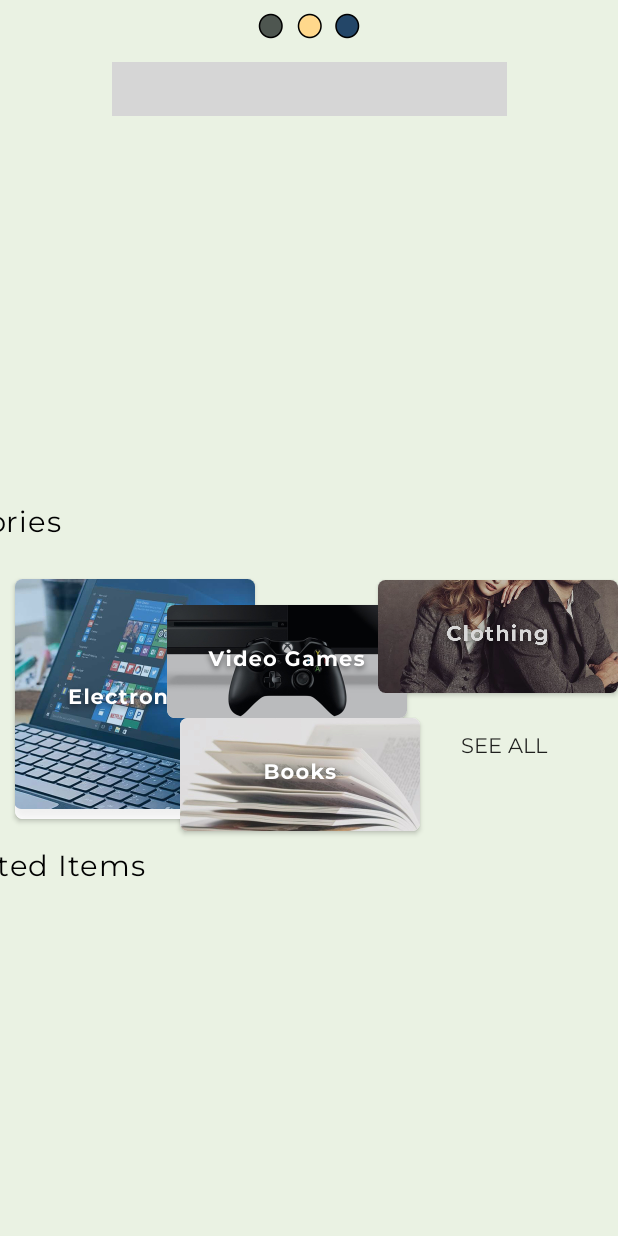
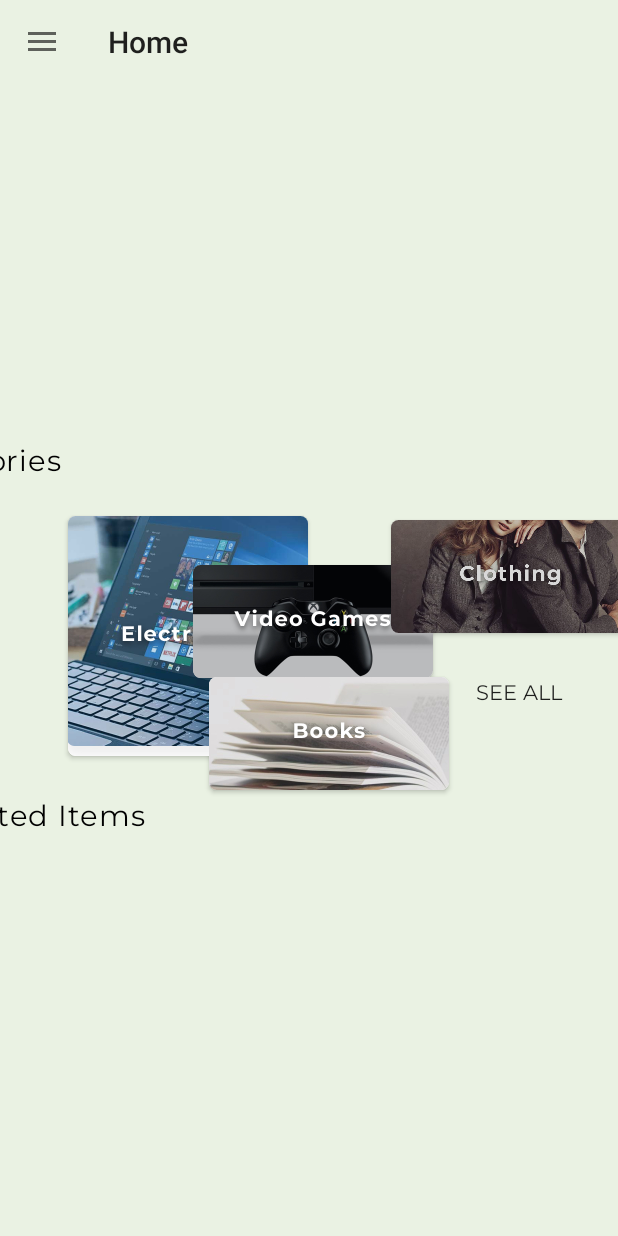
Before and after one commit to qnunnally1/ShappApp, an Android app: the screen it shows after launch (Homepage), after a tap on "Skip Sign In", on a phone screen of 412 x 824 dp. Run offline under Robolectric (Android 15) with nearby library versions, the phone set to English and light mode, and no system bars; our stand-ins replace Firebase (no records; nobody signed in at launch, a user with empty details on screens opened directly), Picasso; libraries missing offline, so code that uses them is left out: com.mancj.materialsearchbar; Roboto replaces fonts that are not available here; 1 statement that could not run was skipped; grey boxes are pictures that could not be loaded.

Commit message:
Update for Build 4. Add to cart function, remove items from cart, search items, and place order.

```diff
--- a/app/build.gradle
+++ b/app/build.gradle
@@ -27,6 +27,7 @@ dependencies {
     compile 'com.google.firebase:firebase-database:12.0.0'
     compile 'com.squareup.retrofit2:retrofit:2.4.0'
     compile 'com.squareup.retrofit2:converter-gson:2.4.0'
+    compile 'com.github.mancj:MaterialSearchBar:0.7.6'
     compile 'com.readystatesoftware.sqliteasset:sqliteassethelper:+'
     compile 'com.cepheuen.elegant-number-button:lib:1.0.2'
     testImplementation 'junit:junit:4.12'
@@ -37,6 +38,7 @@ dependencies {
     //compile 'com.craftman.cardform:cardform:0.0.2'
     //compile 'com.stripe:stripe-android:6.1.1'
     compile 'com.braintreepayments:card-form:3.2.1-SNAPSHOT'
+    compile 'net.cachapa.expandablelayout:expandablelayout:2.9.2'
     compile 'com.github.dbachelder:CreditCardEntry:1.4.7'
     implementation("com.mikepenz:materialdrawer:6.0.6@aar") {
         transitive = true
@@ -76,4 +78,7 @@ repositories {
 
 
 
+
+
+
 apply plugin: 'com.google.gms.google-services'
--- a/app/src/main/AndroidManifest.xml
+++ b/app/src/main/AndroidManifest.xml
@@ -96,6 +96,12 @@
         </activity>
         <activity android:name=".SearchedList">
         </activity>
+        <activity android:name=".OrderHistory">
+        </activity>
+        <activity android:name=".HelpPage">
+        </activity>
+        <activity android:name=".UserAccount">
+        </activity>
     </application>
 
 </manifest>
--- a/app/src/main/java/com/qnally/shappapp/Adapter/ListRecyclerAdapter.java
+++ b/app/src/main/java/com/qnally/shappapp/Adapter/ListRecyclerAdapter.java
@@ -75,7 +75,6 @@ public class ListRecyclerAdapter extends RecyclerView.Adapter<ListRecyclerAdapte
         ImageView image;
         TextView title, price;
         CardView mCardView;
-        Button add;
 
         public ListViewHolder(View itemView) {
             super(itemView);
@@ -83,7 +82,6 @@ public class ListRecyclerAdapter extends RecyclerView.Adapter<ListRecyclerAdapte
             image = (ImageView) itemView.findViewById(R.id.item_img);
             title = (TextView) itemView.findViewById(R.id.list_title);
             price = (TextView) itemView.findViewById(R.id.list_price);
-            //add = (Button) itemView.findViewById(R.id.list_add2c);
             mCardView = (CardView) itemView.findViewById(R.id.card);
         }
     }
--- a/app/src/main/java/com/qnally/shappapp/Homepage.java
+++ b/app/src/main/java/com/qnally/shappapp/Homepage.java
@@ -26,6 +26,7 @@ import com.google.firebase.database.DatabaseError;
 import com.google.firebase.database.DatabaseReference;
 import com.google.firebase.database.FirebaseDatabase;
 import com.google.firebase.database.ValueEventListener;
+import com.mancj.materialsearchbar.MaterialSearchBar;
 import com.qnally.shappapp.Adapter.MostPopularAdapter;
 import com.qnally.shappapp.Adapter.SuggestedAdapter;
 import com.qnally.shappapp.Common.Common;
@@ -54,6 +55,8 @@ public class Homepage extends AppCompatActivity implements NavigationView.OnNavi
     Button add2c, seemore;
     NavigationView navigationView;
 
+    Toolbar mToolbar;
+
     @Override
     protected void onCreate(Bundle savedInstanceState) {
         super.onCreate(savedInstanceState);
@@ -66,13 +69,15 @@ public class Homepage extends AppCompatActivity implements NavigationView.OnNavi
         category = database.getReference("Category");
 
         //set up toolbar
-        Toolbar toolbar = findViewById(R.id.toolbar);
-        setSupportActionBar(toolbar);
+        mToolbar = (android.support.v7.widget.Toolbar) findViewById(R.id.home_toolbar);
+        setSupportActionBar(mToolbar);
+        getSupportActionBar().setTitle("Home");
+        getSupportActionBar().setDisplayHomeAsUpEnabled(true);
 
         //Drawer layout
         DrawerLayout drawer = (DrawerLayout) findViewById(R.id.drawer_layout);
         ActionBarDrawerToggle toggle = new ActionBarDrawerToggle(
-                this, drawer, toolbar, R.string.navigation_drawer_open, R.string.navigation_drawer_close);
+                this, drawer, mToolbar, R.string.navigation_drawer_open, R.string.navigation_drawer_close);
         drawer.addDrawerListener(toggle);
         toggle.syncState();
 
@@ -100,12 +105,12 @@ public class Homepage extends AppCompatActivity implements NavigationView.OnNavi
             fullName.setText(userFullName);
         }
 
+
         //set up category buttons
         elec = (ImageButton) findViewById(R.id.elecbtn);
         clothing = (ImageButton) findViewById(R.id.clothbtn);
         books = (ImageButton) findViewById(R.id.bookbtn);
         videogames = (ImageButton) findViewById(R.id.vgbtn);
-        add2c = (Button) findViewById(R.id.button);
         seemore = (Button) findViewById(R.id.seemore);
 
         //electronics
@@ -156,14 +161,6 @@ public class Homepage extends AppCompatActivity implements NavigationView.OnNavi
                 startActivity(vgList);
             }
         });
-
-        add2c.setOnClickListener(new View.OnClickListener() {
-            @Override
-            public void onClick(View v) {
-                startActivity(new Intent(Homepage.this, cart_list.class));
-            }
-        });
-
 
         //set up first horizontal row
         firstRecyclerView = (RecyclerView) findViewById(R.id.firstscrollsnap);
@@ -217,21 +214,25 @@ public class Homepage extends AppCompatActivity implements NavigationView.OnNavi
         // Handle navigation view item clicks here.
         int id = item.getItemId();
         if (id == R.id.nav_home) {
-            Intent goToHomepage= new Intent("com.qnally.shappapp.Homepage");
+            Intent goToHomepage = new Intent(Homepage.this, Homepage.class);
             startActivity(goToHomepage);
 
         } else if (id == R.id.nav_acctinfo) {
-
+            Intent goToAcctSettings = new Intent(Homepage.this, UserAccount.class);
+            startActivity(goToAcctSettings);
         } else if (id == R.id.nav_categories) {
-            //Intent goToCategories= new Intent("com.qnally.shappapp.ItemList");
-            //startActivity(goToCategories);
+            Intent goToCategories = new Intent(Homepage.this, AllCategories.class);
+            startActivity(goToCategories);
 
         } else if (id == R.id.nav_help) {
+            Intent goToHelpPage = new Intent(Homepage.this, HelpPage.class);
+            startActivity(goToHelpPage);
 
         } else if (id == R.id.nav_logout) {
             Common.current=null;
-            Intent goToHomepage= new Intent("com.qnally.shappapp.Homepage");
-            startActivity(goToHomepage);
+            Intent logout = new Intent(Homepage.this, Homepage.class);
+            logout.addFlags(Intent.FLAG_ACTIVITY_NEW_TASK | Intent.FLAG_ACTIVITY_CLEAR_TASK);
+            startActivity(logout);
             Toast.makeText(Homepage.this,"You have been logged out",Toast.LENGTH_LONG).show();
 
         } else if (id == R.id.nav_login) {
@@ -248,22 +249,34 @@ public class Homepage extends AppCompatActivity implements NavigationView.OnNavi
         return true;
     }
 
-    /*@Override
-    public boolean onPrepareOptionsMenu(Menu menu) {
-        // Get the notifications MenuItem and
-        // its LayerDrawable (layer-list)
-        MenuItem item = menu.findItem(R.id.button);
-        CartNotification.setAddToCart(Homepage.this, item,notificationCountCart);
-        // force the ActionBar to relayout its MenuItems.
-        // onCreateOptionsMenu(Menu) will be called again.
-        invalidateOptionsMenu();
-        return super.onPrepareOptionsMenu(menu);
-    }*/
+    @Override
+    public boolean onCreateOptionsMenu(Menu menu) {
+        getMenuInflater().inflate(R.menu.home_menu, menu);
+        return true;
+    }
 
-    /*
-    Navigation drawer will be closed on pressing back button while it
-    is open, else we delegate to its super class.
-    */
+    @Override
+    public boolean onOptionsItemSelected(MenuItem item) {
+
+        int id = item.getItemId();
+
+        if (id == R.id.action_cart) {
+            startActivity(new Intent(Homepage.this, cart_list.class));
+            return true;
+        } else if (id == R.id.action_search) {
+            startActivity(new Intent(Homepage.this, SearchedList.class));
+        } else if (id == R.id.action_usr_acct) {
+            if(Common.current != null) {
+                startActivity(new Intent(Homepage.this, UserAccount.class));
+            }
+            else{
+                Toast.makeText(Homepage.this,"You must be logged in to view account settings.",Toast.LENGTH_LONG).show();
+            }
+        }
+
+        return super.onOptionsItemSelected(item);
+    }
+
     @Override
     public void onBackPressed() {
         DrawerLayout drawer = findViewById(R.id.drawer_layout);
--- a/app/src/main/java/com/qnally/shappapp/Login.java
+++ b/app/src/main/java/com/qnally/shappapp/Login.java
@@ -2,14 +2,21 @@ package com.qnally.shappapp;
 
 import android.app.ProgressDialog;
 import android.content.Intent;
+import android.support.annotation.NonNull;
 import android.support.v7.app.AppCompatActivity;
 import android.os.Bundle;
+import android.util.Log;
 import android.view.View;
 import android.widget.Button;
 import android.widget.EditText;
 import android.widget.ImageButton;
 import android.widget.Toast;
 
+import com.google.android.gms.tasks.OnCompleteListener;
+import com.google.android.gms.tasks.Task;
+import com.google.firebase.auth.AuthResult;
+import com.google.firebase.auth.FirebaseAuth;
+import com.google.firebase.auth.FirebaseUser;
 import com.google.firebase.database.DataSnapshot;
 import com.google.firebase.database.DatabaseError;
 import com.google.firebase.database.DatabaseReference;
@@ -21,7 +28,10 @@ import com.qnally.shappapp.Model.Customer;
 import java.util.Timer;
 import java.util.TimerTask;
 
-public class Login extends AppCompatActivity {
+public class Login extends AppCompatActivity{
+
+    private static final String TAG = "Email-Password";
+    private FirebaseAuth mAuth;
 
     EditText usremail, usrpasswd;
     Button signup, signin;
@@ -33,6 +43,11 @@ public class Login extends AppCompatActivity {
     protected void onCreate(Bundle savedInstanceState) {
         super.onCreate(savedInstanceState);
         setContentView(R.layout.activity_login);
+
+        mAuth = FirebaseAuth.getInstance();
+        if(mAuth.getCurrentUser() != null){
+            //startActivity(SignedInActivity.createIntent(this, null));
+            finish(); }
 
         usremail = (EditText) findViewById(R.id.email_field);
         usrpasswd = (EditText) findViewById(R.id.passwdField);
@@ -48,6 +63,8 @@ public class Login extends AppCompatActivity {
 
                 final ProgressDialog mDialog = new ProgressDialog(Login.this);
                 mDialog.show();
+
+                //signIn(usremail.getText().toString(), usrpasswd.getText().toString());
 
                 table_customer.addValueEventListener(new ValueEventListener() {
                     @Override
@@ -101,9 +118,60 @@ public class Login extends AppCompatActivity {
         skip.setOnClickListener(new View.OnClickListener() {
             @Override
             public void onClick(View v) {
+                skipSignIn();
+
                 tohomepage = new Intent(getApplicationContext(), Homepage.class);
                 startActivity(tohomepage);
             }
         });
     }
+
+    private void skipSignIn() {
+        mAuth.signInAnonymously()
+                .addOnCompleteListener(this, new OnCompleteListener<AuthResult>() {
+                    @Override
+                    public void onComplete(@NonNull Task<AuthResult> task) {
+                        if (task.isSuccessful()) {
+                            // Sign in success, update UI with the signed-in user's information
+                            Log.d(TAG, "signInAnonymously:success");
+                            FirebaseUser user = mAuth.getCurrentUser();
+                        } else {
+                            // If sign in fails, display a message to the user.
+                            Log.w(TAG, "signInAnonymously:failure", task.getException());
+                            Toast.makeText(Login.this, "Authentication failed.",
+                                    Toast.LENGTH_SHORT).show();
+                        }
+                    }
+                });
+    }
+
+
+    private void signIn(String email, String password) {
+        Log.d(TAG, "signIn: "+ email);
+
+        final ProgressDialog mDialog = new ProgressDialog(Login.this);
+        mDialog.show();
+
+        mAuth.signInWithEmailAndPassword(email, password)
+                .addOnCompleteListener(this, new OnCompleteListener<AuthResult>() {
+                    @Override
+                    public void onComplete(@NonNull Task<AuthResult> task) {
+                        if(task.isSuccessful()){
+                            mDialog.dismiss();
+                            Log.d(TAG, "sign:signInWithEmailSuccessful");
+                            FirebaseUser user = mAuth.getCurrentUser();
+                        }
+                        else{
+                            Log.w(TAG, "signInWithEmailFailure", task.getException());
+                            Toast.makeText(Login.this, "Failed Sign In", Toast.LENGTH_SHORT).show();
+                        }
+                    }
+                });
+    }
+    @Override
+    protected void onStart() {
+        super.onStart();
+        // Check if user is signed in (non-null) and update UI accordingly.
+        FirebaseUser currentUser = mAuth.getCurrentUser();
+    }
 }
--- a/app/src/main/res/layout/activity_homepage.xml
+++ b/app/src/main/res/layout/activity_homepage.xml
@@ -25,8 +25,16 @@
         tools:context="com.qnally.shappapp.Homepage">
 
     <android.support.v7.widget.Toolbar
+        android:id="@+id/home_toolbar"
+        android:layout_width="match_parent"
+        android:background="@color/primary_bg"
+        android:layout_height="?attr/actionBarSize"
+        app:layout_collapseMode="pin"
+        app:navigationIcon="@drawable/ic_dehaze_black"/>
+
+        <!--<android.support.v7.widget.Toolbar
             android:id="@+id/toolbar"
-            android:layout_width="50dp"
+            android:layout_width="match_parent"
             android:layout_height="50dp"
             android:layout_marginBottom="675dp"
             android:layout_marginEnd="440dp"
@@ -37,23 +45,23 @@
             app:layout_constraintStart_toStartOf="parent"
             app:layout_constraintTop_toTopOf="parent"
             app:navigationIcon="@drawable/ic_dehaze_black"
-            app:popupTheme="@style/Theme.AppCompat.NoActionBar"/>
+            app:popupTheme="@style/Theme.AppCompat.NoActionBar"/>-->
 
         <ImageView
             android:id="@+id/circlegrouplogo"
             android:layout_width="68dp"
             android:layout_height="17dp"
-            android:layout_marginBottom="800dp"
+            android:layout_marginBottom="830dp"
             android:layout_marginEnd="146dp"
             android:layout_marginStart="146dp"
-            android:layout_marginTop="10dp"
+            android:layout_marginTop="0dp"
             android:src="@drawable/circle_group"
             app:layout_constraintBottom_toBottomOf="parent"
             app:layout_constraintEnd_toEndOf="parent"
             app:layout_constraintStart_toStartOf="parent"
             app:layout_constraintTop_toTopOf="parent"/>
 
-        <SearchView
+        <!--<SearchView
             android:id="@+id/search_bar"
             android:layout_width="263dp"
             android:layout_height="36dp"
@@ -65,9 +73,9 @@
             app:layout_constraintBottom_toBottomOf="parent"
             app:layout_constraintEnd_toEndOf="parent"
             app:layout_constraintStart_toStartOf="parent"
-            app:layout_constraintTop_toTopOf="@+id/circlegrouplogo"/>
+            app:layout_constraintTop_toTopOf="@+id/circlegrouplogo"/>-->
 
-        <Button
+        <!--<Button
             android:id="@+id/button"
             android:layout_width="25dp"
             android:layout_height="25dp"
@@ -79,18 +87,16 @@
             app:layout_constraintBottom_toBottomOf="parent"
             app:layout_constraintEnd_toEndOf="parent"
             app:layout_constraintStart_toEndOf="@+id/search_bar"
-            app:layout_constraintTop_toTopOf="parent"/>
+            app:layout_constraintTop_toTopOf="parent"/>-->
 
     <ImageView
         android:id="@+id/mostpopicon"
         android:layout_width="50dp"
         android:layout_height="50dp"
-            android:layout_marginBottom="5dp"
         android:layout_marginEnd="520dp"
         android:layout_marginStart="1dp"
-            android:layout_marginTop="150dp"
+        android:layout_marginTop="70dp"
         android:src="@drawable/group"
-            app:layout_constraintBottom_toTopOf="@+id/firstscrollsnap"
         app:layout_constraintEnd_toEndOf="parent"
         app:layout_constraintStart_toStartOf="parent"
         app:layout_constraintTop_toTopOf="parent"/>
@@ -102,7 +108,7 @@
             android:layout_marginBottom="15dp"
             android:layout_marginEnd="1dp"
             android:layout_marginStart="200dp"
-            android:layout_marginTop="150dp"
+            android:layout_marginTop="70dp"
             android:fontFamily="@font/montserrat"
             android:letterSpacing="0.03"
             android:text="Most Popular"
@@ -116,26 +122,24 @@
     <android.support.v7.widget.RecyclerView
         android:id="@+id/firstscrollsnap"
         android:layout_width="match_parent"
-            android:layout_height="160dp"
-            android:layout_marginBottom="480dp"
+        android:layout_height="220dp"
+        android:layout_marginBottom="550dp"
         android:layout_marginEnd="5dp"
         android:layout_marginStart="5dp"
-            android:layout_marginTop="150dp"
         android:orientation="horizontal"
         app:layout_constraintBottom_toBottomOf="parent"
         app:layout_constraintEnd_toEndOf="parent"
         app:layout_constraintStart_toStartOf="parent"
-            app:layout_constraintTop_toTopOf="parent"
         app:msrv_gravity="start"/>
 
         <ImageView
             android:id="@+id/categoriesicon"
             android:layout_width="50dp"
             android:layout_height="50dp"
-            android:layout_marginBottom="440dp"
+            android:layout_marginBottom="480dp"
             android:layout_marginEnd="520dp"
             android:layout_marginStart="1dp"
-            android:layout_marginTop="5dp"
+            android:layout_marginTop="20dp"
             android:src="@drawable/group_4"
             app:layout_constraintBottom_toBottomOf="parent"
             app:layout_constraintEnd_toEndOf="parent"
@@ -146,10 +150,10 @@
             android:id="@+id/categ"
             android:layout_width="135dp"
             android:layout_height="wrap_content"
-            android:layout_marginBottom="460dp"
+            android:layout_marginBottom="500dp"
             android:layout_marginEnd="400dp"
             android:layout_marginStart="1dp"
-            android:layout_marginTop="8dp"
+            android:layout_marginTop="20dp"
             android:fontFamily="@font/montserrat"
             android:letterSpacing="0.03"
             android:text="Categories"
@@ -164,10 +168,10 @@
             android:id="@+id/primarycard"
             android:layout_width="160dp"
             android:layout_height="160dp"
-            android:layout_marginBottom="300dp"
+            android:layout_marginBottom="350dp"
             android:layout_marginEnd="5dp"
-            android:layout_marginStart="10dp"
-            android:layout_marginTop="80dp"
+            android:layout_marginStart="45dp"
+            android:layout_marginTop="100dp"
             android:orientation="horizontal"
             app:cardCornerRadius="5dp"
             app:layout_constraintBottom_toBottomOf="parent"
@@ -189,7 +193,8 @@
             android:layout_width="160dp"
             android:layout_height="75dp"
             android:layout_marginEnd="200dp"
-            android:layout_marginTop="57dp"
+            android:layout_marginTop="20dp"
+            android:layout_marginBottom="15dp"
             app:cardCornerRadius="5dp"
             app:layout_constraintBottom_toBottomOf="parent"
             app:layout_constraintEnd_toEndOf="parent"
@@ -208,7 +213,7 @@
             android:id="@+id/seccard"
             android:layout_width="160dp"
             android:layout_height="75dp"
-            android:layout_marginBottom="270dp"
+            android:layout_marginBottom="300dp"
             android:layout_marginEnd="192dp"
             app:cardCornerRadius="5dp"
             app:layout_constraintBottom_toBottomOf="parent"
@@ -230,7 +235,7 @@
             android:id="@+id/thrdcard"
             android:layout_width="160dp"
             android:layout_height="75dp"
-            android:layout_marginBottom="303dp"
+            android:layout_marginBottom="330dp"
             android:layout_marginEnd="20dp"
             app:cardCornerRadius="5dp"
             app:layout_constraintBottom_toBottomOf="parent"
@@ -250,7 +255,7 @@
             android:id="@+id/seemore"
             android:layout_width="160dp"
             android:layout_height="75dp"
-            android:layout_marginBottom="290dp"
+            android:layout_marginBottom="320dp"
             android:layout_marginEnd="20dp"
             android:background="@color/primary_bg"
             android:fontFamily="@font/montserrat"
@@ -266,10 +271,10 @@
             android:id="@+id/suggesticon"
             android:layout_width="50dp"
             android:layout_height="50dp"
-            android:layout_marginBottom="236dp"
+            android:layout_marginBottom="220dp"
             android:layout_marginEnd="520dp"
             android:layout_marginStart="15dp"
-            android:layout_marginTop="30dp"
+            android:layout_marginTop="15dp"
             android:src="@drawable/group_4_copy"
             app:layout_constraintBottom_toBottomOf="parent"
             app:layout_constraintEnd_toEndOf="parent"
@@ -282,10 +287,10 @@
             android:id="@+id/suggested"
             android:layout_width="191dp"
             android:layout_height="wrap_content"
-            android:layout_marginBottom="220dp"
+            android:layout_marginBottom="255dp"
             android:layout_marginEnd="350dp"
             android:layout_marginStart="1dp"
-            android:layout_marginTop="8dp"
+            android:layout_marginTop="18dp"
             android:fontFamily="@font/montserrat"
             android:letterSpacing="0.03"
             android:text="Suggested Items"
@@ -299,11 +304,11 @@
         <android.support.v7.widget.RecyclerView
             android:id="@+id/secscrollsnap"
             android:layout_width="match_parent"
-            android:layout_height="160dp"
-            android:layout_marginBottom="480dp"
+            android:layout_height="220dp"
+            android:layout_marginBottom="440dp"
             android:layout_marginEnd="5dp"
             android:layout_marginStart="5dp"
-            android:layout_marginTop="500dp"
+            android:layout_marginTop="490dp"
             android:orientation="horizontal"
             app:layout_constraintBottom_toBottomOf="parent"
             app:layout_constraintEnd_toEndOf="parent"
```
Also changed, not shown: app/src/main/java/com/qnally/shappapp/ItemList.java (+16 -69 lines), app/src/main/java/com/qnally/shappapp/Model/Customer.java (+30 -0 lines), app/src/main/java/com/qnally/shappapp/RegistrationPayment.java (+92 -13 lines), app/src/main/java/com/qnally/shappapp/RegistrationPersonalInfo.java (+36 -0 lines), app/src/main/res/layout/activity_registration_payment.xml (+16 -13 lines), app/src/main/res/layout/horizontal_item.xml (+8 -14 lines). Lines whose indentation alone changed are shown as unchanged.
